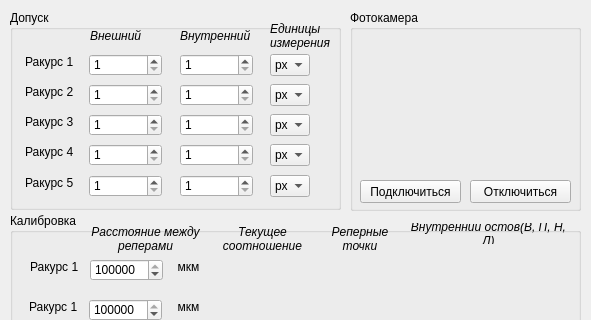
The window that settingsdialog.ui (kapkovsv/PuansonChecker.64bit) describes before a commit, drawn with Qt 5; both pictures show x 0 to 591 and y 0 to 320 of the 591 by 507 pixel window.
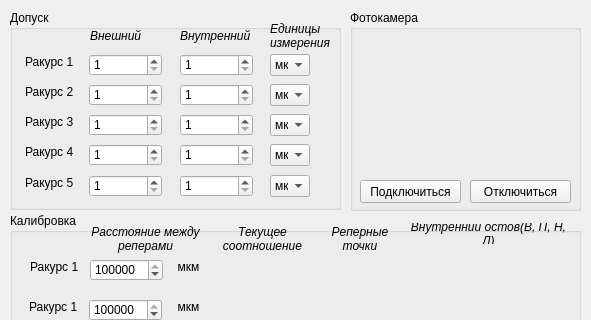
The same window after the commit.

```diff
--- a/settingsdialog.ui
+++ b/settingsdialog.ui
@@ -158,7 +158,7 @@
     </property>
     <item>
      <property name="text">
-      <string>px</string>
+      <string>мкм</string>
      </property>
     </item>
     <item>
@@ -223,7 +223,7 @@
     </property>
     <item>
      <property name="text">
-      <string>px</string>
+      <string>мкм</string>
      </property>
     </item>
     <item>
@@ -243,7 +243,7 @@
     </property>
     <item>
      <property name="text">
-      <string>px</string>
+      <string>мкм</string>
      </property>
     </item>
     <item>
@@ -295,7 +295,7 @@
     </property>
     <item>
      <property name="text">
-      <string>px</string>
+      <string>мкм</string>
      </property>
     </item>
     <item>
@@ -404,7 +404,7 @@
     </property>
     <item>
      <property name="text">
-      <string>px</string>
+      <string>мкм</string>
      </property>
     </item>
     <item>
```
Left out of the diff: 10 changed lines with no effect on the pictures.
